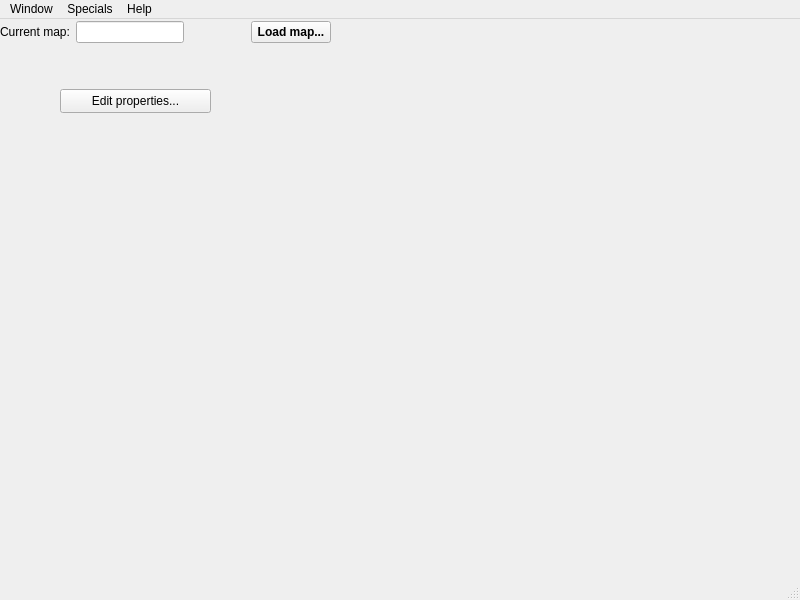
First picture: the form in OTModules/wMaps/wmaps.ui, repository pietr26/OMSI-Tools, before the edit.
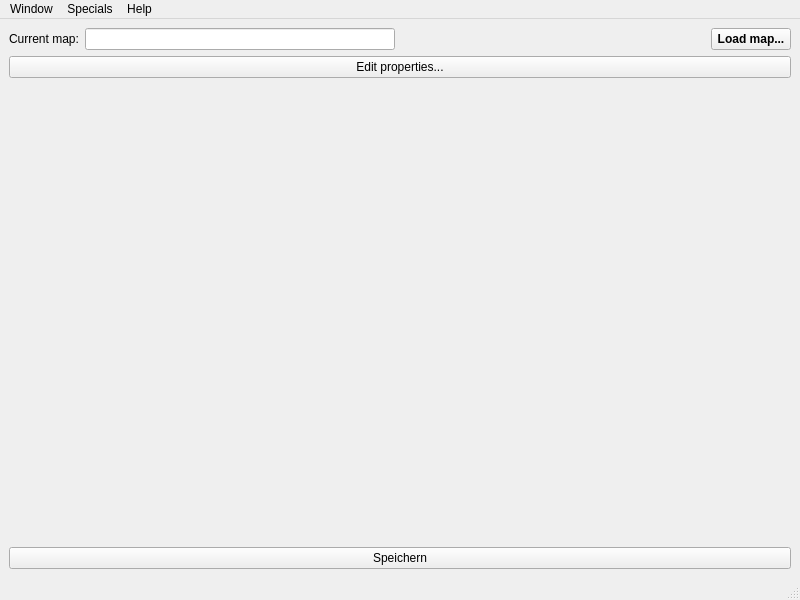
Second picture: the form after the edit. Icons and pictures are not drawn.

What changed in the file:
```diff
--- a/OTModules/wMaps/wmaps.ui
+++ b/OTModules/wMaps/wmaps.ui
@@ -18,55 +18,8 @@
     <normaloff>:/rec/data/icons/iconMap.svg</normaloff>:/rec/data/icons/iconMap.svg</iconset>
   </property>
   <widget class="QWidget" name="centralwidget">
-   <widget class="QLabel" name="lblPicture">
-    <property name="geometry">
-     <rect>
-      <x>9</x>
-      <y>97</y>
-      <width>16</width>
-      <height>280</height>
-     </rect>
-    </property>
-    <property name="minimumSize">
-     <size>
-      <width>0</width>
-      <height>280</height>
-     </size>
-    </property>
-    <property name="sizeIncrement">
-     <size>
-      <width>0</width>
-      <height>0</height>
-     </size>
-    </property>
-    <property name="baseSize">
-     <size>
-      <width>0</width>
-      <height>0</height>
-     </size>
-    </property>
-    <property name="toolTip">
-     <string/>
-    </property>
-    <property name="text">
-     <string/>
-    </property>
-    <property name="scaledContents">
-     <bool>false</bool>
-    </property>
-    <property name="alignment">
-     <set>Qt::AlignCenter</set>
-    </property>
-   </widget>
-   <widget class="QWidget" name="layoutWidget">
-    <property name="geometry">
-     <rect>
-      <x>0</x>
-      <y>0</y>
-      <width>331</width>
-      <height>26</height>
-     </rect>
-    </property>
+   <layout class="QVBoxLayout" name="verticalLayout">
+    <item>
     <layout class="QHBoxLayout" name="horizontalLayout">
      <item>
       <widget class="QLabel" name="lblCurrentMap">
@@ -112,20 +65,69 @@
       </widget>
      </item>
     </layout>
-   </widget>
+    </item>
+    <item>
    <widget class="QPushButton" name="btnEditPropterties">
-    <property name="geometry">
-     <rect>
-      <x>60</x>
-      <y>70</y>
-      <width>151</width>
-      <height>24</height>
-     </rect>
-    </property>
     <property name="text">
      <string>Edit properties...</string>
     </property>
    </widget>
+    </item>
+    <item>
+     <spacer name="verticalSpacer">
+      <property name="orientation">
+       <enum>Qt::Vertical</enum>
+      </property>
+      <property name="sizeHint" stdset="0">
+       <size>
+        <width>20</width>
+        <height>40</height>
+       </size>
+      </property>
+     </spacer>
+    </item>
+    <item>
+     <widget class="QLabel" name="lblPicture">
+      <property name="minimumSize">
+       <size>
+        <width>0</width>
+        <height>280</height>
+       </size>
+      </property>
+      <property name="sizeIncrement">
+       <size>
+        <width>0</width>
+        <height>0</height>
+       </size>
+      </property>
+      <property name="baseSize">
+       <size>
+        <width>0</width>
+        <height>0</height>
+       </size>
+      </property>
+      <property name="toolTip">
+       <string/>
+      </property>
+      <property name="text">
+       <string/>
+      </property>
+      <property name="scaledContents">
+       <bool>false</bool>
+      </property>
+      <property name="alignment">
+       <set>Qt::AlignCenter</set>
+      </property>
+     </widget>
+    </item>
+    <item>
+     <widget class="QPushButton" name="btnSave">
+      <property name="text">
+       <string>Speichern</string>
+      </property>
+     </widget>
+    </item>
+   </layout>
   </widget>
   <widget class="QMenuBar" name="menubar">
    <property name="geometry">
```
Lines whose indentation alone changed are shown as unchanged.
